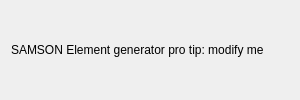
edellano/Adenita-SAMSON-Edition, file AdenitaCoreSE/form/SEGoldnanoParticlesEditorGUI.ui: the form before one commit.
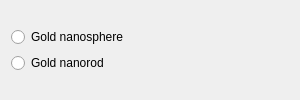
The form after the commit.

Commit message: working on display of gold nanoparticles

```diff
--- a/AdenitaCoreSE/form/SEGoldnanoParticlesEditorGUI.ui
+++ b/AdenitaCoreSE/form/SEGoldnanoParticlesEditorGUI.ui
@@ -21,11 +21,22 @@
   </property>
   <layout class="QVBoxLayout" name="verticalLayout">
    <item>
-    <widget class="QLabel" name="label">
+    <layout class="QGridLayout" name="gridLayout">
+     <item row="0" column="0">
+      <widget class="QRadioButton" name="rdbNanosphere">
      <property name="text">
-      <string>SAMSON Element generator pro tip: modify me</string>
-     </property>
-    </widget>
+        <string>Gold nanosphere</string>
+       </property>
+      </widget>
+     </item>
+     <item row="1" column="0">
+      <widget class="QRadioButton" name="rdbNanorod">
+       <property name="text">
+        <string>Gold nanorod</string>
+       </property>
+      </widget>
+     </item>
+    </layout>
    </item>
   </layout>
  </widget>
```
Lines whose indentation alone changed are shown as unchanged. The commit also changes 6 other files.
